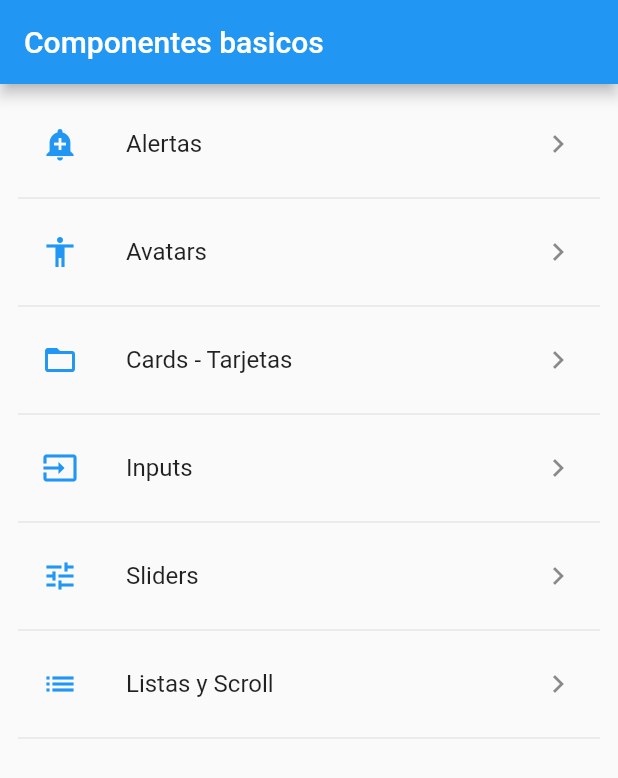
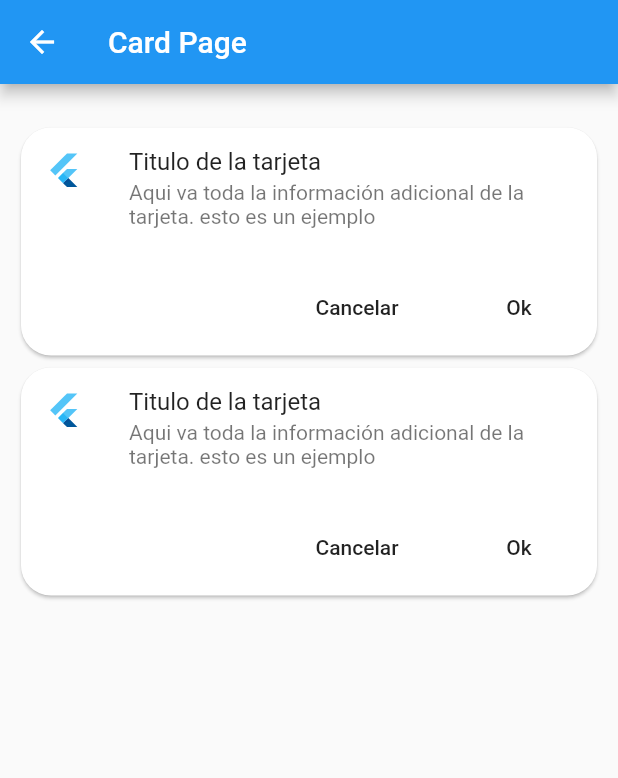
Before and after one commit to hectorRperez/Curso-de-fernando-Herrera-de-Flutter---Seccion-de-componentes, a Flutter app: the screen it shows after launch, after a tap on "Cards - Tarjetas", on a phone screen of 412 x 824 dp. Shown: the top 778 px of the screen. Run offline on Flutter 3.47's test engine with Material 2 defaults, Android fonts, the phone set to English and light mode, and no system bars.

Commit message:
072 Crear un Card Widget

```diff
--- /dev/null
+++ b/lib/src/pages/card_page.dart
@@ -0,0 +1,57 @@
+import 'package:flutter/material.dart';
+
+class CardPage extends StatelessWidget {
+  @override
+  Widget build(BuildContext context) {
+    return Scaffold(
+      appBar: AppBar(
+        title: Text('Card Page'),
+      ),
+      body: ListView(
+        padding: EdgeInsets.symmetric(vertical: 25, horizontal: 10),
+        children: [
+          _itemCard(),
+          _itemCard(),
+        ]
+      ),
+    );
+  }
+
+  Widget _itemCard() {
+    return Card(
+      shape: RoundedRectangleBorder(
+        borderRadius: BorderRadius.circular(20),
+      ),
+      child: Column(
+        children: [
+          ListTile(
+            leading: FlutterLogo(
+              size: 25,
+            ),
+            title: Text('Titulo de la tarjeta'),
+            isThreeLine: true,
+            subtitle: Text(
+                'Aqui va toda la información adicional de la tarjeta. esto es un ejemplo'),
+          ),
+          Padding(
+            padding: const EdgeInsets.all(8.0),
+            child: Row(
+              mainAxisAlignment: MainAxisAlignment.end,
+              children: [
+                FlatButton(
+                  onPressed: () {},
+                  child: Text('Cancelar'),
+                ),
+                SizedBox(width: 20,),
+                FlatButton(
+                  onPressed: () {},
+                  child: Text('Ok'),
+                ),
+              ],
+            ),
+          ),
+        ],
+      ),
+    );
+  }
+}
--- a/lib/src/routes/routes.dart
+++ b/lib/src/routes/routes.dart
@@ -2,12 +2,14 @@ import 'package:flutter/material.dart';
 
 
 //Mis dependencias
+import 'package:componentes/src/pages/card_page.dart';
 import 'package:componentes/src/pages/alert_page.dart';
 import 'package:componentes/src/pages/home_page.dart';
 
 Map <String, WidgetBuilder> getApplicationRoutes(){
   return <String,WidgetBuilder>{
-        '/' : (BuildContext context) => HomePage(),
-        'alert' : (BuildContext context) => AlertPage()
+        '/'     : (BuildContext context) => HomePage(),
+        'alert' : (BuildContext context) => AlertPage(),
+        'card'  : (BuildContext context) => CardPage()
   };
 }
```
Also changed, not shown: 1 other file.
